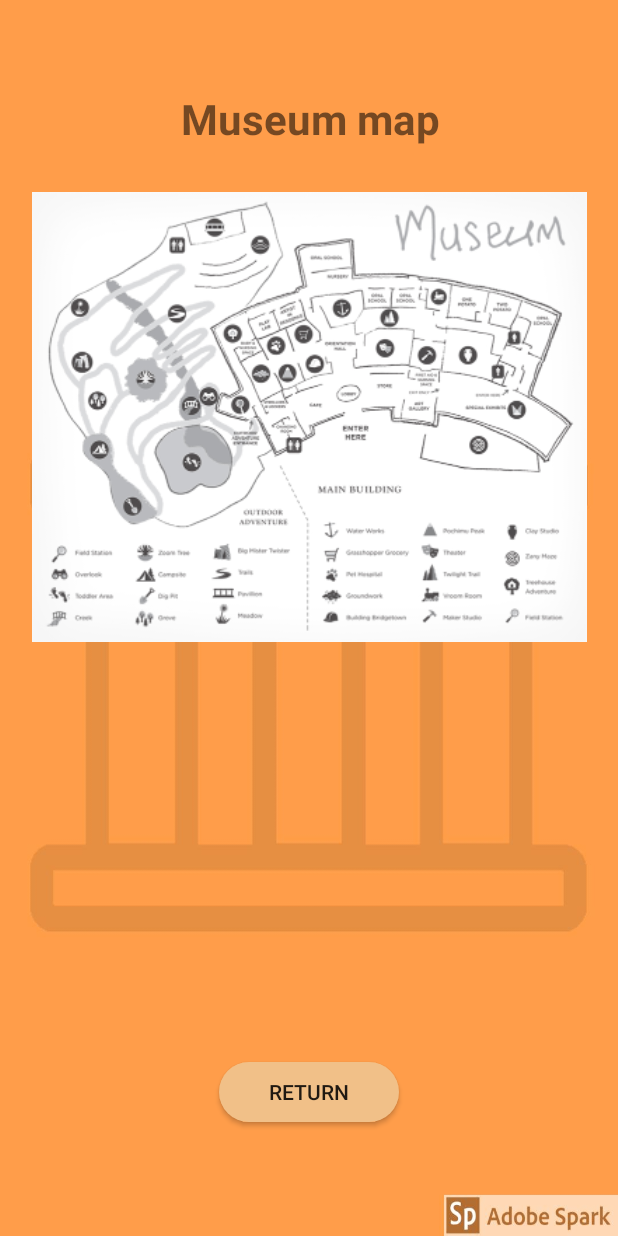
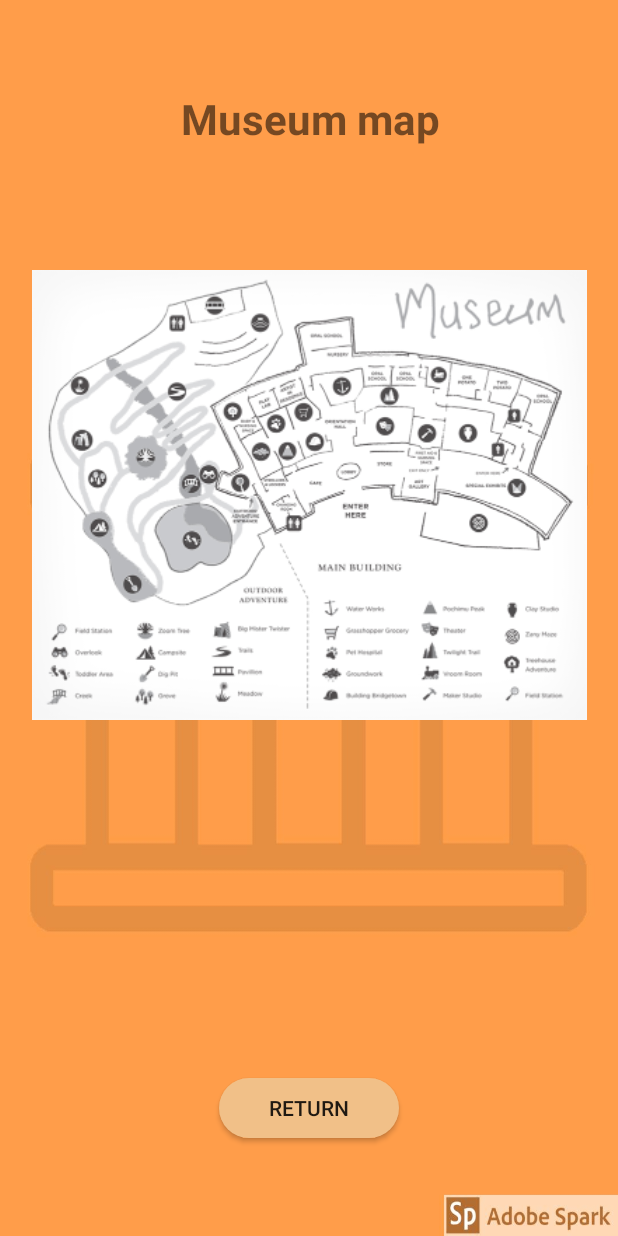
Before and after one commit to NaamaKessler/hackathon, an Android app: the MusMapActivity screen opened directly, with no data from a screen before it, on a phone screen of 412 x 824 dp. Run offline under Robolectric (Android 15) with nearby library versions, the phone set to English and light mode, and no system bars.

```diff
--- a/app/src/main/res/layout/activity_musmap.xml
+++ b/app/src/main/res/layout/activity_musmap.xml
@@ -51,7 +51,7 @@
         android:layout_marginLeft="8dp"
         android:layout_marginRight="8dp"
         android:layout_marginStart="8dp"
-        android:layout_marginTop="8dp"
+        android:layout_marginTop="60dp"
         app:layout_constraintEnd_toEndOf="parent"
         app:layout_constraintStart_toStartOf="parent"
         app:layout_constraintTop_toBottomOf="@+id/title2"
```
